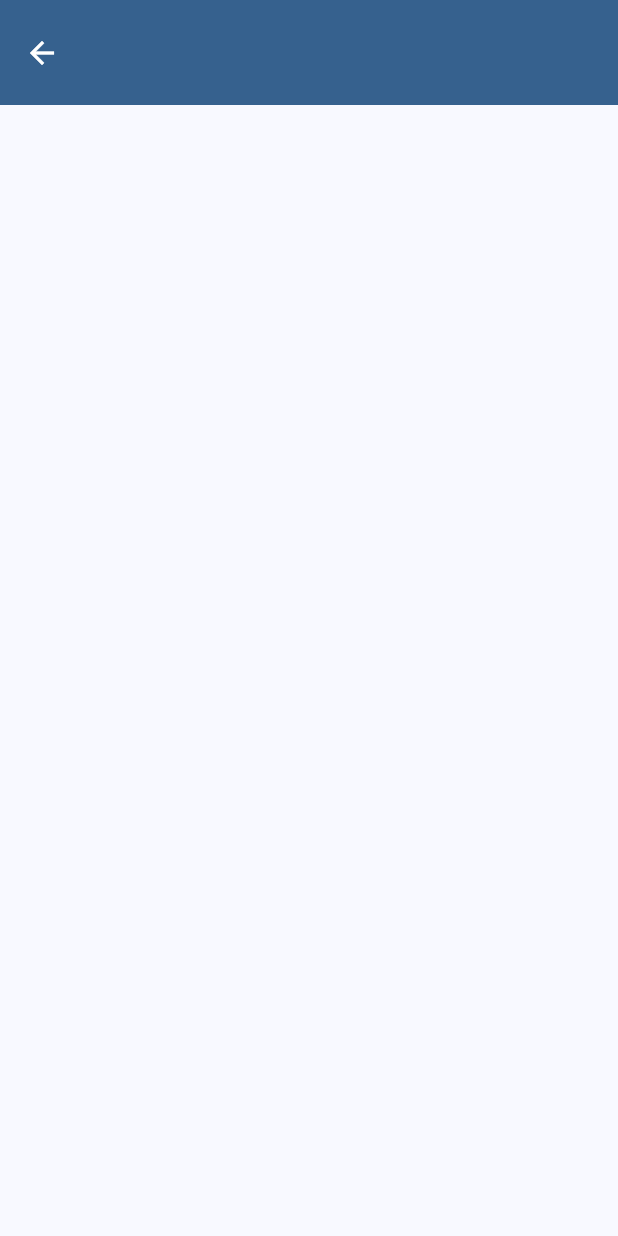
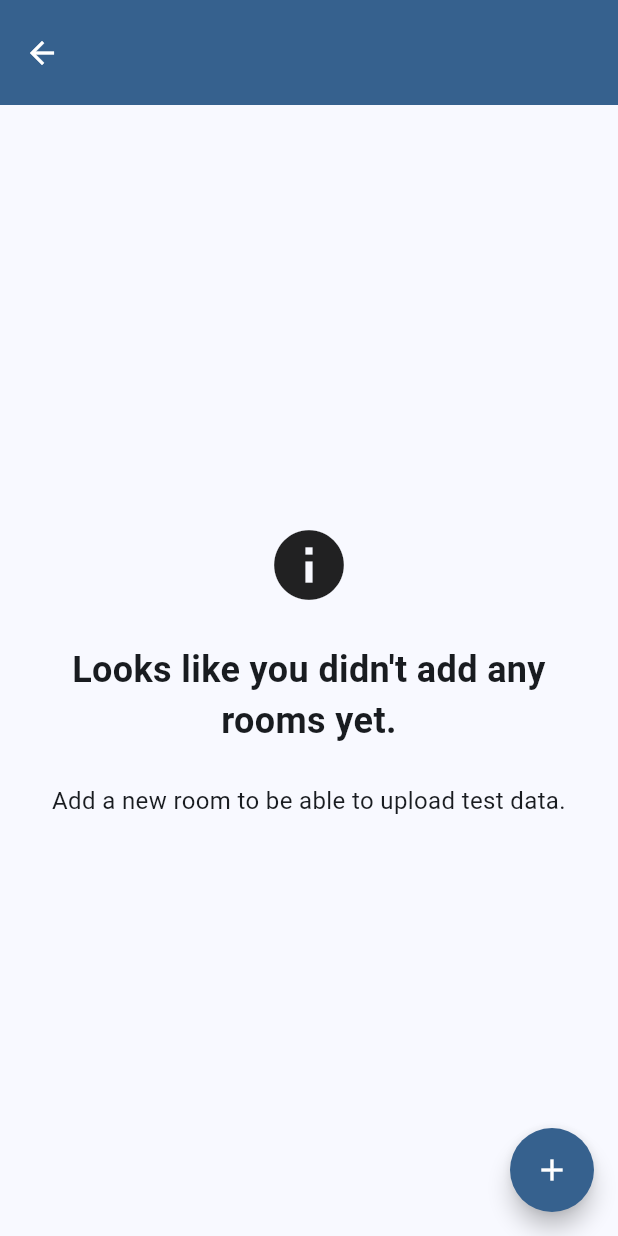
Before and after one commit to vvalentim/dispositivos_moveis_2024_2, a Flutter app: the TestEntriesPage screen opened directly, on a phone screen of 412 x 824 dp. Run offline on Flutter 3.47's test engine with Material 3 defaults, Android fonts, the phone set to English and light mode, and no system bars; our stand-ins replace get_it, timeago.

Commit message:
add empty list message and test entry card

```diff
--- a/lib/controllers/active_project_controller.dart
+++ b/lib/controllers/active_project_controller.dart
@@ -191,4 +191,8 @@ class ActiveProjectController extends ChangeNotifier {
 
     notifyListeners();
   }
+
+  String? getRoomName(int roomId) {
+    return _projectRooms.firstWhereOrNull((room) => room.id == roomId)?.name;
+  }
 }
--- a/lib/ui/pages/projects_page.dart
+++ b/lib/ui/pages/projects_page.dart
@@ -7,6 +7,7 @@ import 'package:dispositivos_moveis_2024_2/models/project.dart';
 import 'package:dispositivos_moveis_2024_2/ui/pages/active_project_page.dart';
 import 'package:dispositivos_moveis_2024_2/ui/widgets/bottom_sheet_widget.dart';
 import 'package:dispositivos_moveis_2024_2/ui/widgets/confirm_dialog_widget.dart';
+import 'package:dispositivos_moveis_2024_2/ui/widgets/empty_list_message_widget.dart';
 
 class ProjectsPage extends StatefulWidget {
   const ProjectsPage({super.key});
@@ -114,6 +115,13 @@ class _ProjectsPageState extends State<ProjectsPage> {
   Widget _buildProjectsList() {
     if (_controller.loading) {
       return const Center(child: CircularProgressIndicator());
+    }
+
+    if (_controller.projects.isEmpty) {
+      return const EmptyListMessageWidget(
+        title: "Looks like you didn't add any rooms yet.",
+        subtitle: 'Add a new room to be able to upload test data.',
+      );
     }
 
     return ListView.builder(
--- a/lib/ui/pages/reports_page.dart
+++ b/lib/ui/pages/reports_page.dart
@@ -20,6 +20,9 @@ class _ReportsPageState extends State<ReportsPage> {
       appBar: AppBar(
         title: Text(_controller.project.name),
       ),
+      body: const Center(
+        child: Text('WIP'),
+      ),
     );
   }
 }
--- a/lib/ui/pages/rooms_page.dart
+++ b/lib/ui/pages/rooms_page.dart
@@ -5,6 +5,7 @@ import 'package:dispositivos_moveis_2024_2/models/room.dart';
 import 'package:dispositivos_moveis_2024_2/controllers/active_project_controller.dart';
 import 'package:dispositivos_moveis_2024_2/ui/widgets/bottom_sheet_widget.dart';
 import 'package:dispositivos_moveis_2024_2/ui/widgets/confirm_dialog_widget.dart';
+import 'package:dispositivos_moveis_2024_2/ui/widgets/empty_list_message_widget.dart';
 
 class RoomsPage extends StatefulWidget {
   const RoomsPage({super.key});
@@ -80,8 +81,11 @@ class _RoomsPageState extends State<RoomsPage> {
   }
 
   Widget _buildRoomsList() {
-    if (_controller.loading) {
-      return const Center(child: CircularProgressIndicator());
+    if (_controller.rooms.isEmpty) {
+      return const EmptyListMessageWidget(
+        title: "Looks like you didn't add any rooms yet.",
+        subtitle: 'Add a new room to be able to upload test data.',
+      );
     }
 
     return ListView.builder(
--- a/lib/ui/pages/test_entries_page.dart
+++ b/lib/ui/pages/test_entries_page.dart
@@ -1,6 +1,8 @@
 import 'package:flutter/material.dart';
 import 'package:provider/provider.dart';
 import 'package:dispositivos_moveis_2024_2/controllers/active_project_controller.dart';
+import 'package:dispositivos_moveis_2024_2/ui/widgets/card_test_entry_widget.dart';
+import 'package:dispositivos_moveis_2024_2/ui/widgets/empty_list_message_widget.dart';
 
 class TestEntriesPage extends StatefulWidget {
   const TestEntriesPage({super.key});
@@ -20,6 +22,42 @@ class _TestEntriesPageState extends State<TestEntriesPage> {
       appBar: AppBar(
         title: Text(_controller.project.name),
       ),
+      body: _buildTestEntriesList(),
+      floatingActionButton: FloatingActionButton(
+        onPressed: () => {},
+        child: const Icon(
+          Icons.add,
+          color: Colors.white,
+        ),
+      ),
+    );
+  }
+
+  Widget _buildTestEntriesList() {
+    if (_controller.rooms.isEmpty) {
+      return const EmptyListMessageWidget(
+        title: "Looks like you didn't add any rooms yet.",
+        subtitle: 'Add a new room to be able to upload test data.',
+      );
+    }
+
+    if (_controller.testEntries.isEmpty) {
+      return const EmptyListMessageWidget(
+        title: "Looks like you didn't add any test data yet.",
+        subtitle: 'Click on the button below to create a new entry.',
+      );
+    }
+
+    return ListView.builder(
+      itemCount: _controller.testEntries.length,
+      itemBuilder: (BuildContext context, int index) {
+        // TODO: pass callbacks and/or values instead of the controller
+
+        return CardTestEntryWidget(
+          entry: _controller.testEntries[index],
+          controller: _controller,
+        );
+      },
     );
   }
 }
--- a/lib/ui/widgets/card_test_entry_widget.dart
+++ b/lib/ui/widgets/card_test_entry_widget.dart
@@ -1,6 +1,6 @@
+import 'package:flutter/material.dart';
 import 'package:dispositivos_moveis_2024_2/controllers/active_project_controller.dart';
 import 'package:dispositivos_moveis_2024_2/models/test_entry.dart';
-import 'package:flutter/material.dart';
 
 class CardTestEntryWidget extends StatelessWidget {
   final TestEntry entry;
@@ -72,10 +72,10 @@ class CardTestEntryWidget extends StatelessWidget {
             ],
           ),
         ),
-        const Icon(
-          Icons.menu_rounded,
-          size: 32,
-        ),
+        // const Icon(
+        //   Icons.menu_open,
+        //   size: 32,
+        // ),
       ],
     );
   }
--- /dev/null
+++ b/lib/ui/widgets/empty_list_message_widget.dart
@@ -0,0 +1,49 @@
+import 'package:flutter/material.dart';
+
+class EmptyListMessageWidget extends StatelessWidget {
+  final String title;
+
+  final String subtitle;
+
+  const EmptyListMessageWidget({
+    super.key,
+    required this.title,
+    required this.subtitle,
+  });
+
+  @override
+  Widget build(BuildContext context) {
+    return Center(
+      child: Padding(
+        padding: const EdgeInsets.all(16),
+        child: Column(
+          mainAxisAlignment: MainAxisAlignment.center,
+          children: [
+            const Icon(
+              Icons.info,
+              size: 56,
+            ),
+            const SizedBox(height: 25),
+            Text(
+              title,
+              textAlign: TextAlign.center,
+              style: const TextStyle(
+                fontSize: 24,
+                fontWeight: FontWeight.bold,
+              ),
+              overflow: TextOverflow.fade,
+            ),
+            const SizedBox(height: 25),
+            Text(
+              subtitle,
+              textAlign: TextAlign.center,
+              style: const TextStyle(
+                fontSize: 16,
+              ),
+            ),
+          ],
+        ),
+      ),
+    );
+  }
+}
```
